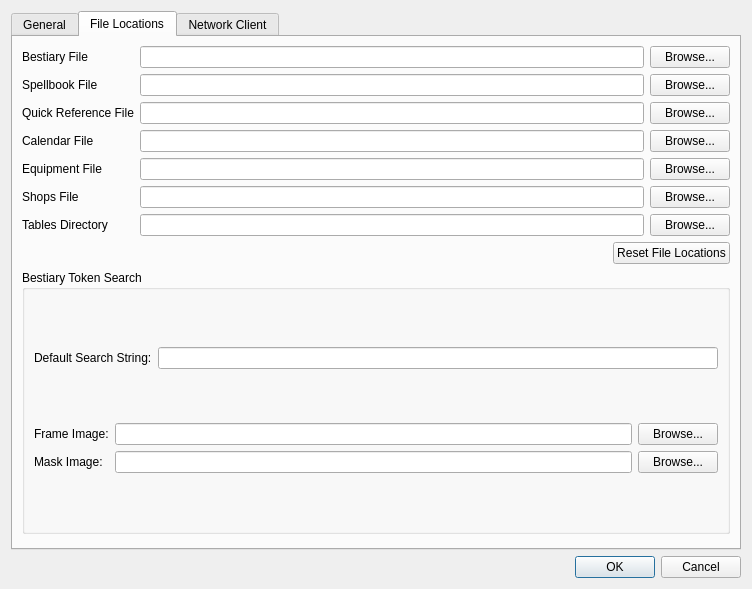
Old version of the form DMHelper/src/optionsdialog.ui in the repository MMetze/DMHelper.
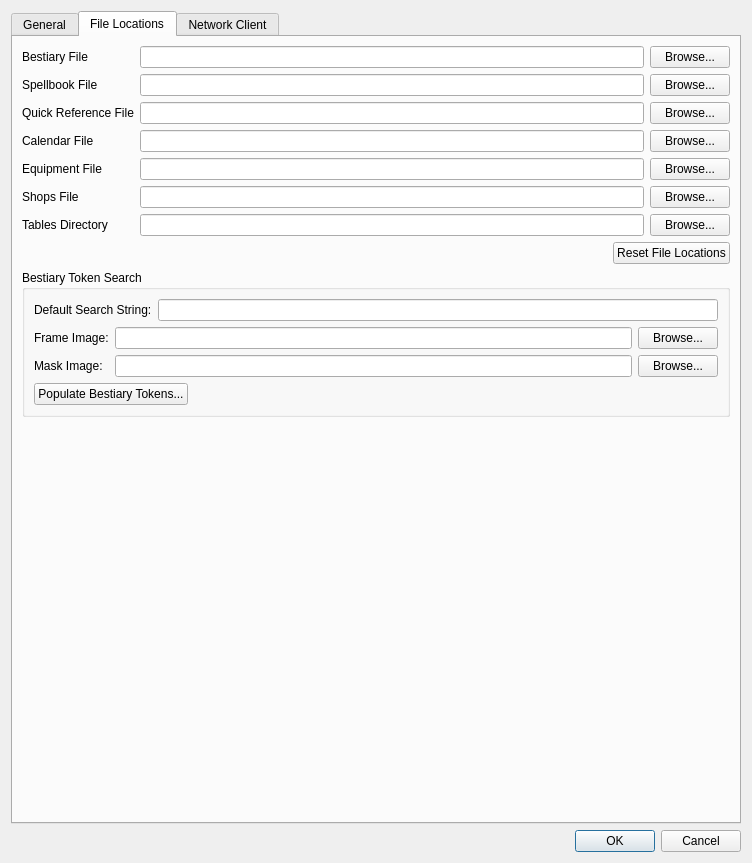
New version of the form. The open tabs and pages were chosen to show the change. Icons and pictures are not drawn.

Commit message: Populate tokens from bestiary possible

What changed in the file:
```diff
--- a/DMHelper/src/optionsdialog.ui
+++ b/DMHelper/src/optionsdialog.ui
@@ -7,7 +7,7 @@
     <x>0</x>
     <y>0</y>
     <width>752</width>
-    <height>589</height>
+    <height>863</height>
    </rect>
   </property>
   <property name="windowTitle">
@@ -662,6 +662,30 @@
             </item>
            </layout>
           </item>
+          <item>
+           <layout class="QHBoxLayout" name="horizontalLayout_16">
+            <item>
+             <widget class="QPushButton" name="btnPopulateTokens">
+              <property name="text">
+               <string>Populate Bestiary Tokens...</string>
+              </property>
+             </widget>
+            </item>
+            <item>
+             <spacer name="horizontalSpacer_7">
+              <property name="orientation">
+               <enum>Qt::Horizontal</enum>
+              </property>
+              <property name="sizeHint" stdset="0">
+               <size>
+                <width>40</width>
+                <height>20</height>
+               </size>
+              </property>
+             </spacer>
+            </item>
+           </layout>
+          </item>
          </layout>
         </widget>
        </item>
@@ -671,7 +695,7 @@
           <enum>Qt::Vertical</enum>
          </property>
          <property name="sizeType">
-          <enum>QSizePolicy::Preferred</enum>
+          <enum>QSizePolicy::MinimumExpanding</enum>
          </property>
          <property name="sizeHint" stdset="0">
           <size>
```
Left out of the diff: 4 changed lines with no effect on the pictures. The commit also changes 9 other files.
